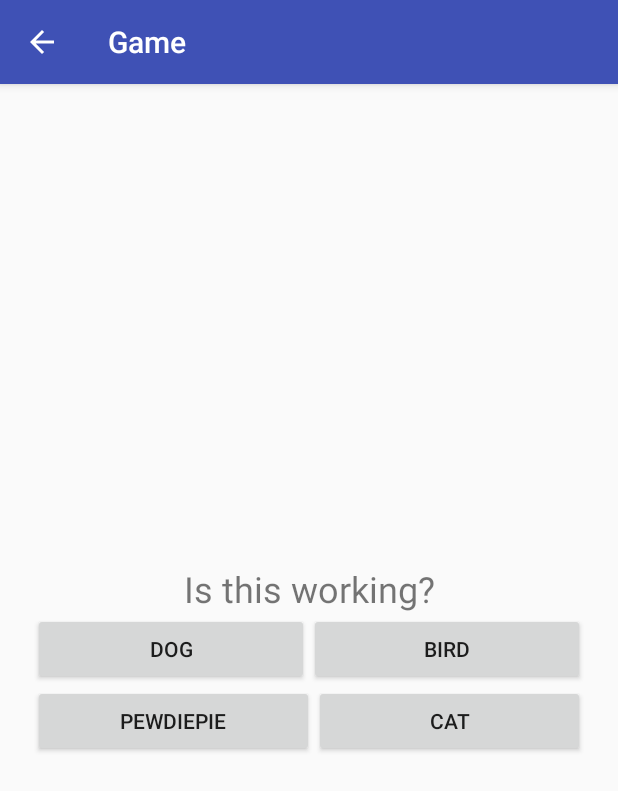
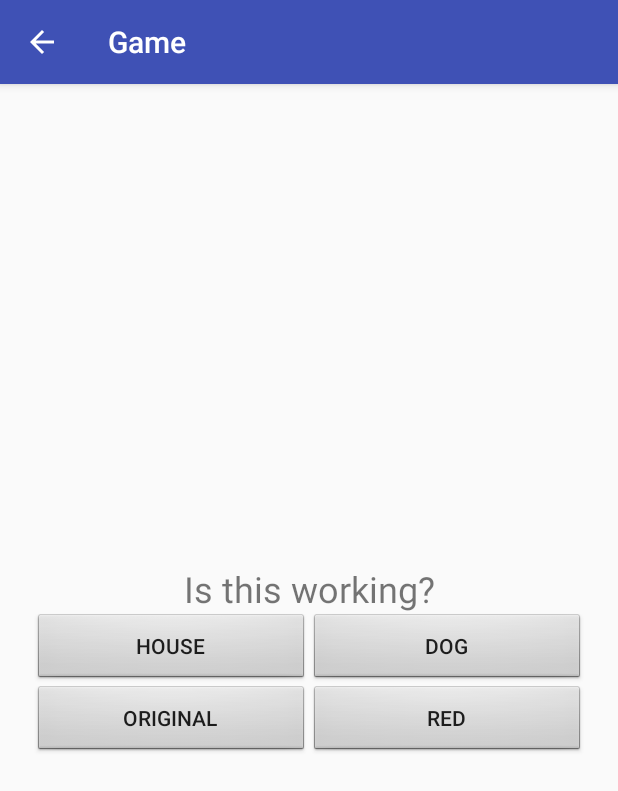
Before and after one commit to CyrusVatandoost/fact-this-shoot, an Android app: the ChooseCategory screen opened directly, with no data from a screen before it, after a tap on "CATEGORY 1", on a phone screen of 412 x 824 dp. Shown: the top 791 px of the screen. Run offline under Robolectric (Android 15) with nearby library versions, the phone set to English and light mode, and no system bars.

Commit message:
Added Category
The Category class now contains a list of Items and functions that can be used by the Game class. The Questions are manually encoded inside the ChooseCategory class which will be updated in later updates.

Other changes:
- moved DatabaseHelper to the classes package
- created InsertQuestion Acitivty which does nothing for now but will be used to add Items into Categories if needed

```diff
--- a/app/build.gradle
+++ b/app/build.gradle
@@ -29,5 +29,6 @@
     compile 'com.android.support.constraint:constraint-layout:1.0.2'
     compile 'com.android.support:support-v4:25.3.1'
     compile 'com.android.support:support-vector-drawable:25.3.1'
+    compile 'com.android.support:design:25.3.1'
     testCompile 'junit:junit:4.12'
 }
--- /dev/null
+++ b/app/src/main/java/classes/Category.java
@@ -0,0 +1,45 @@
+package classes;
+
+import java.io.Serializable;
+import java.util.ArrayList;
+
+/**
+ * Created by Cyrus on 15 Oct 2017.
+ */
+
+public class Category implements Serializable {
+
+    private ArrayList<Item> items;
+    private ArrayList<Item> answeredItems;
+
+    public Category() {
+        items = new ArrayList<>();
+        answeredItems = new ArrayList<>();
+    }
+
+    public Category(ArrayList<Item> items) {
+        this.items = items;
+        answeredItems = new ArrayList<>();
+    }
+
+    public void add(Item item) {
+        items.add(item);
+    }
+
+    public boolean canGet() {
+        if(!items.isEmpty())
+            return true;
+        return false;
+    }
+
+    /*
+    This function returns a "random" Item from the list
+    and adds that to the answered list.
+     */
+    public Item getItem() {
+        Item temp = items.remove(0);
+        answeredItems.add(temp);
+        return temp;
+    }
+
+}
--- a/app/src/main/java/com/teamenigma/factthisshoot/ChooseCategory.java
+++ b/app/src/main/java/com/teamenigma/factthisshoot/ChooseCategory.java
@@ -5,12 +5,23 @@
 import android.os.Bundle;
 import android.view.View;
 import android.widget.Button;
+
+import classes.Category;
 import classes.Item;
 
 public class ChooseCategory extends AppCompatActivity {
 
     Button buttonCategory1;
-    Item sample = new Item("Is this working?", "Cat", "Dog", "Bird", "Pewdiepie");
+
+    Category category;
+
+    public void createCategory() {
+        category = new Category();
+        category.add(new Item("Is this working?", "Red", "House", "Dog", "Original"));
+        category.add(new Item("What is the question?", "Red", "Hollow", "Dog", "Original"));
+        category.add(new Item("What is the question again?", "Red", "Hollow", "Dog", "Original"));
+    }
+
 
     @Override
     protected void onCreate(Bundle savedInstanceState) {
@@ -22,7 +33,8 @@
             @Override
             public void onClick(View view) {
                 Intent i = new Intent(getApplicationContext(), Game.class);
-                i.putExtra("item", sample);
+                createCategory();
+                i.putExtra("category", category);
                 startActivity(i);
             }
         });
--- a/app/src/main/java/com/teamenigma/factthisshoot/Game.java
+++ b/app/src/main/java/com/teamenigma/factthisshoot/Game.java
@@ -8,9 +8,12 @@
 import android.widget.Button;
 import android.widget.TextView;
 
+import classes.Category;
 import classes.Item;
 
 public class Game extends AppCompatActivity {
+
+    Category category;
 
     TextView textQuestion;
     Button buttonA;
@@ -31,33 +34,22 @@
         super.onCreate(savedInstanceState);
         setContentView(R.layout.activity_game);
 
-        Intent intent = getIntent();
-        item = (Item)intent.getSerializableExtra("item");
-        question = item.getQuestion();
-        answer = item.getAnswer();
-        optionA = item.getOption1();
-        optionB = item.getOption2();
-        optionC = item.getOption3();
-        optionD = item.getAnswer();
-
         textQuestion = (TextView)findViewById(R.id.textQuestion);
         buttonA = (Button)findViewById(R.id.buttonA);
         buttonB = (Button)findViewById(R.id.buttonB);
         buttonC = (Button)findViewById(R.id.buttonC);
         buttonD = (Button)findViewById(R.id.buttonD);
 
-        textQuestion.setText(question);
-        buttonA.setText(optionA);
-        buttonB.setText(optionB);
-        buttonC.setText(optionC);
-        buttonD.setText(optionD);
+        Intent intent = getIntent();
+        category = (Category)intent.getSerializableExtra("category");
+        setQuestion();
 
         buttonA.setOnClickListener(new View.OnClickListener() {
             @Override
             public void onClick(View view) {
                 if(item.answer(buttonA.getText().toString())) {
                     buttonA.setBackgroundColor(Color.GREEN);
-                    finish();
+                    correct();
                 }
                 else {
                     buttonA.setBackgroundColor(Color.RED);
@@ -70,7 +62,7 @@
             public void onClick(View view) {
                 if(item.answer(buttonB.getText().toString())) {
                     buttonB.setBackgroundColor(Color.GREEN);
-                    finish();
+                    correct();
                 }
                 else {
                     buttonB.setBackgroundColor(Color.RED);
@@ -83,7 +75,7 @@
             public void onClick(View view) {
                 if(item.answer(buttonC.getText().toString())) {
                     buttonC.setBackgroundColor(Color.GREEN);
-                    finish();
+                    correct();
                 }
                 else {
                     buttonC.setBackgroundColor(Color.RED);
@@ -96,7 +88,7 @@
             public void onClick(View view) {
                 if(item.answer(buttonD.getText().toString())) {
                     buttonD.setBackgroundColor(Color.GREEN);
-                    finish();
+                    correct();
                 }
                 else {
                     buttonD.setBackgroundColor(Color.RED);
@@ -106,4 +98,33 @@
 
     }
 
+    public void setQuestion() {
+        if(category.canGet())
+            item = category.getItem();
+        else
+            finish();
+
+        question = item.getQuestion();
+        answer = item.getAnswer();
+        optionA = item.getOption1();
+        optionB = item.getOption2();
+        optionC = item.getOption3();
+        optionD = item.getAnswer();
+
+        buttonA.setBackgroundResource(android.R.drawable.btn_default);
+        buttonB.setBackgroundResource(android.R.drawable.btn_default);
+        buttonC.setBackgroundResource(android.R.drawable.btn_default);
+        buttonD.setBackgroundResource(android.R.drawable.btn_default);
+
+        textQuestion.setText(question);
+        buttonA.setText(optionA);
+        buttonB.setText(optionB);
+        buttonC.setText(optionC);
+        buttonD.setText(optionD);
+    }
+
+    public void correct() {
+        setQuestion();
+    }
+
 }
--- a/app/src/main/java/com/teamenigma/factthisshoot/MainActivity.java
+++ b/app/src/main/java/com/teamenigma/factthisshoot/MainActivity.java
@@ -6,7 +6,7 @@
 import android.view.View;
 import android.widget.Button;
 
-import classes.Database.DatabaseHelper;
+import classes.DatabaseHelper;
 
 public class MainActivity extends AppCompatActivity {
 
--- /dev/null
+++ b/app/src/main/res/values/dimens.xml
@@ -0,0 +1,3 @@
+<resources>
+    <dimen name="fab_margin">16dp</dimen>
+</resources>
--- a/app/src/main/res/values/strings.xml
+++ b/app/src/main/res/values/strings.xml
@@ -73,4 +73,5 @@
     <string name="pref_ringtone_silent">Silent</string>
 
     <string name="pref_title_vibrate">Vibrate</string>
+    <string name="title_activity_insert_question">InsertQuestion</string>
 </resources>
--- a/app/src/main/res/values/styles.xml
+++ b/app/src/main/res/values/styles.xml
@@ -8,4 +8,13 @@
         <item name="colorAccent">@color/colorAccent</item>
     </style>
 
+    <style name="AppTheme.NoActionBar">
+        <item name="windowActionBar">false</item>
+        <item name="windowNoTitle">true</item>
+    </style>
+
+    <style name="AppTheme.AppBarOverlay" parent="ThemeOverlay.AppCompat.Dark.ActionBar" />
+
+    <style name="AppTheme.PopupOverlay" parent="ThemeOverlay.AppCompat.Light" />
+
 </resources>
```
Also changed, not shown: app/src/main/AndroidManifest.xml (+10 -4 lines), app/src/main/java/classes/Database/DatabaseHelper.java (deleted, +0 -133 lines), app/src/main/java/com/teamenigma/factthisshoot/InsertQuestion.java (added, +29 -0 lines), app/src/main/res/layout/activity_insert_question.xml (added, +33 -0 lines), app/src/main/res/layout/content_insert_question.xml (added, +11 -0 lines).
